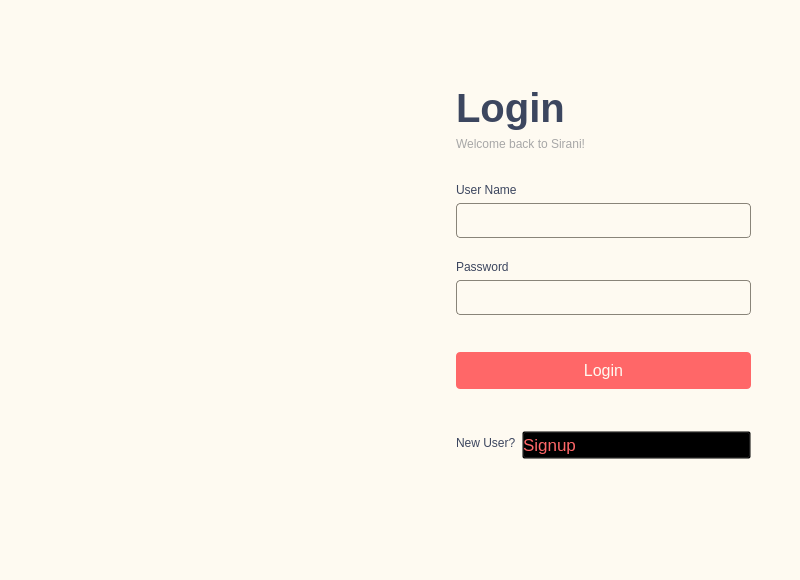
Old version of the form source_code/mainwindow.ui in the repository suwubham/sirani.
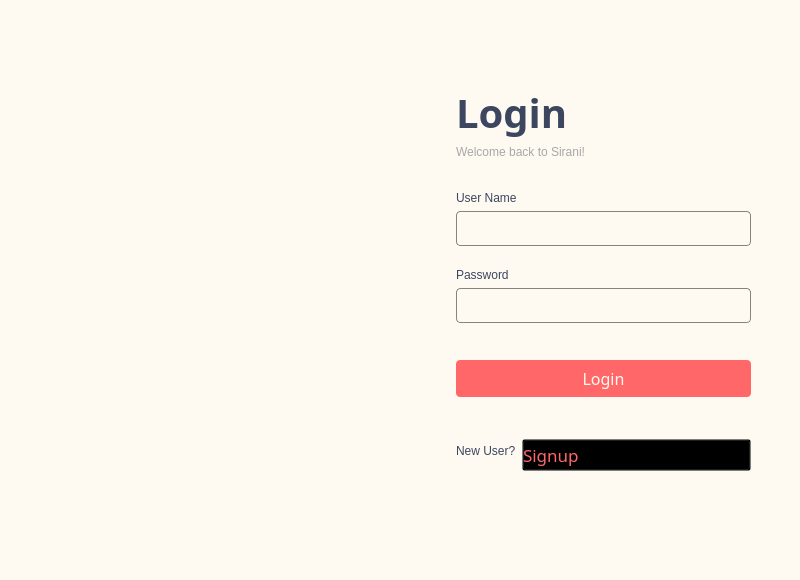
New version of the form. Icons and pictures are not drawn.

What changed in the file:
```diff
--- a/source_code/mainwindow.ui
+++ b/source_code/mainwindow.ui
@@ -127,6 +127,7 @@
          </property>
          <property name="font">
           <font>
+           <family>FONTSPRING DEMO - Pontiac Black</family>
            <pointsize>30</pointsize>
            <italic>false</italic>
            <bold>true</bold>
@@ -273,6 +274,7 @@
          </property>
          <property name="font">
           <font>
+           <family>Foco</family>
            <pointsize>12</pointsize>
            <italic>false</italic>
            <bold>false</bold>
@@ -335,6 +337,7 @@
         <widget class="QPushButton" name="pushButton">
          <property name="font">
           <font>
+           <family>Foco</family>
            <pointsize>13</pointsize>
            <italic>false</italic>
            <bold>false</bold>
```
